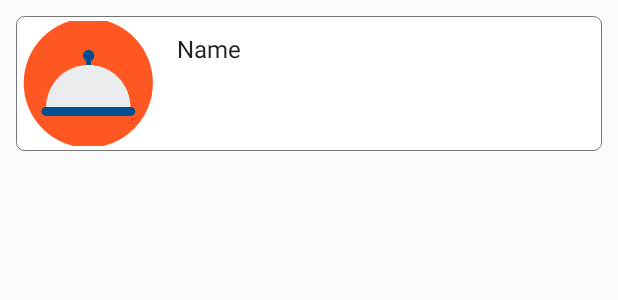
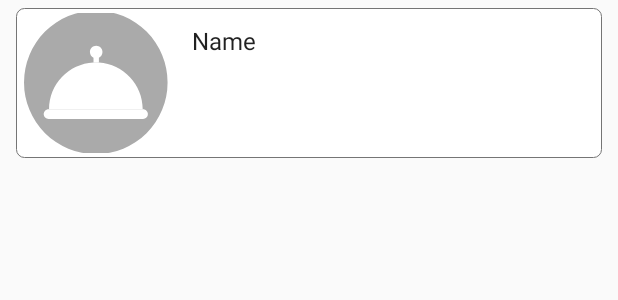
Before and after one commit to Rafaelle/healthy_meal, an Android app: the layout recipe_list_item.xml on its own in the app's theme, with its tools: preview values and no code run, on a phone screen of 412 x 824 dp. Shown: the top 300 px of the screen. Run offline under Robolectric (Android 15) with nearby library versions, the phone set to English and light mode, and no system bars.

Commit message:
Ajustes na tela de lista de receitas

```diff
--- a/app/src/main/res/drawable/ic_tray.xml
+++ b/app/src/main/res/drawable/ic_tray.xml
@@ -1,7 +1,7 @@
 <vector android:height="24dp" android:viewportHeight="512.0"
     android:viewportWidth="512.0" android:width="24dp" xmlns:android="http://schemas.android.com/apk/res/android">
-    <path android:fillColor="#FF5722" android:pathData="M255.3,253.9m-245,0a245,245 0,1 1,490 0a245,245 0,1 1,-490 0"/>
-    <path android:fillColor="#014F91" android:pathData="M265.9,185.8v-16.1c7.2,-3.5 12.2,-10.8 12.2,-19.3c0,-11.8 -9.6,-21.4 -21.4,-21.4c-11.8,0 -21.4,9.6 -21.4,21.4c0,8.5 5,15.8 12.2,19.3v16c2.7,-0.1 5.5,-0.2 8.3,-0.2C259.1,185.5 262.5,185.6 265.9,185.8z"/>
-    <path android:fillColor="#014F91" android:pathData="M416.4,345.5H94.2c-9.2,0 -16.7,7.5 -16.7,16.7c0,9.2 7.5,16.7 16.7,16.7H416.4c9.2,0 16.7,-7.5 16.7,-16.7C433.1,353 425.6,345.5 416.4,345.5z"/>
-    <path android:fillColor="#EAEBEC" android:pathData="M265.9,185.8c-3.4,-0.2 -6.8,-0.3 -10.3,-0.3c-2.8,0 -5.5,0.1 -8.3,0.2c-84.4,4.3 -151.6,74.1 -151.6,159.7c127.4,0 203.9,0 319.7,0C415.5,260.5 349.4,191.1 265.9,185.8z"/>
+    <path android:fillColor="@android:color/darker_gray" android:pathData="M255.3,253.9m-245,0a245,245 0,1 1,490 0a245,245 0,1 1,-490 0"/>
+    <path android:fillColor="@color/iconColor" android:pathData="M265.9,185.8v-16.1c7.2,-3.5 12.2,-10.8 12.2,-19.3c0,-11.8 -9.6,-21.4 -21.4,-21.4c-11.8,0 -21.4,9.6 -21.4,21.4c0,8.5 5,15.8 12.2,19.3v16c2.7,-0.1 5.5,-0.2 8.3,-0.2C259.1,185.5 262.5,185.6 265.9,185.8z"/>
+    <path android:fillColor="@color/iconColor" android:pathData="M416.4,345.5H94.2c-9.2,0 -16.7,7.5 -16.7,16.7c0,9.2 7.5,16.7 16.7,16.7H416.4c9.2,0 16.7,-7.5 16.7,-16.7C433.1,353 425.6,345.5 416.4,345.5z"/>
+    <path android:fillColor="@color/iconColor" android:pathData="M265.9,185.8c-3.4,-0.2 -6.8,-0.3 -10.3,-0.3c-2.8,0 -5.5,0.1 -8.3,0.2c-84.4,4.3 -151.6,74.1 -151.6,159.7c127.4,0 203.9,0 319.7,0C415.5,260.5 349.4,191.1 265.9,185.8z"/>
 </vector>
--- a/app/src/main/res/layout/fragment_recipe_list.xml
+++ b/app/src/main/res/layout/fragment_recipe_list.xml
@@ -29,8 +29,6 @@
 
         <LinearLayout
             android:orientation="vertical"
-            android:padding="5dp"
-            android:layout_margin="5dp"
             android:layout_width="match_parent"
             android:layout_height="match_parent"
             android:id="@+id/recipes_list">
@@ -38,7 +36,8 @@
             <ListView
                 android:layout_width="match_parent"
                 android:layout_height="match_parent"
-                android:id="@+id/list_result">
+                android:id="@+id/list_result"
+                android:divider="@null" >
 
             </ListView>
 
--- a/app/src/main/res/layout/recipe_list_item.xml
+++ b/app/src/main/res/layout/recipe_list_item.xml
@@ -3,7 +3,8 @@
     android:orientation="horizontal"
     android:layout_width="match_parent"
     android:layout_height="wrap_content"
-    android:padding="5dp">
+    android:paddingLeft="5dp"
+    android:paddingRight="5dp">
 
     <LinearLayout
         android:orientation="horizontal"
@@ -12,10 +13,10 @@
         android:background="@drawable/rounded_background_recipe_list"
         android:layout_width="match_parent"
         android:clickable="true"
-        android:layout_height="90dp">
+        android:layout_height="100dp">
 
         <ImageView
-            android:layout_width="90dp"
+            android:layout_width="100dp"
             android:layout_margin="3dp"
             android:layout_height="match_parent"
             android:scaleType="centerCrop"
```
